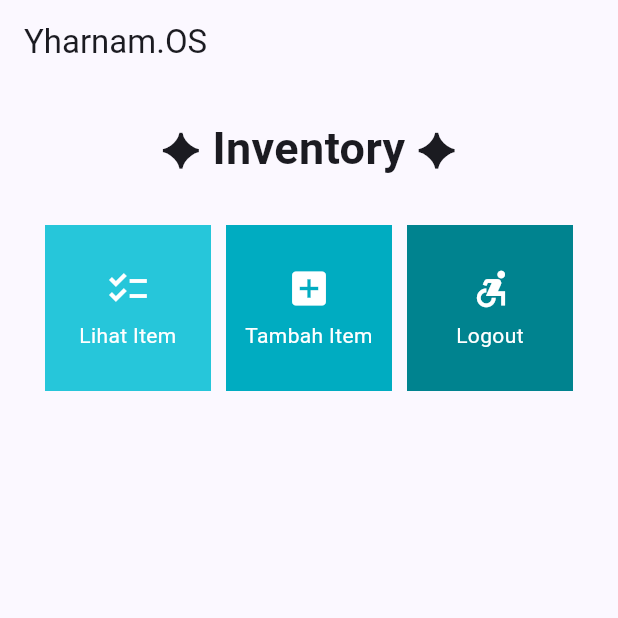
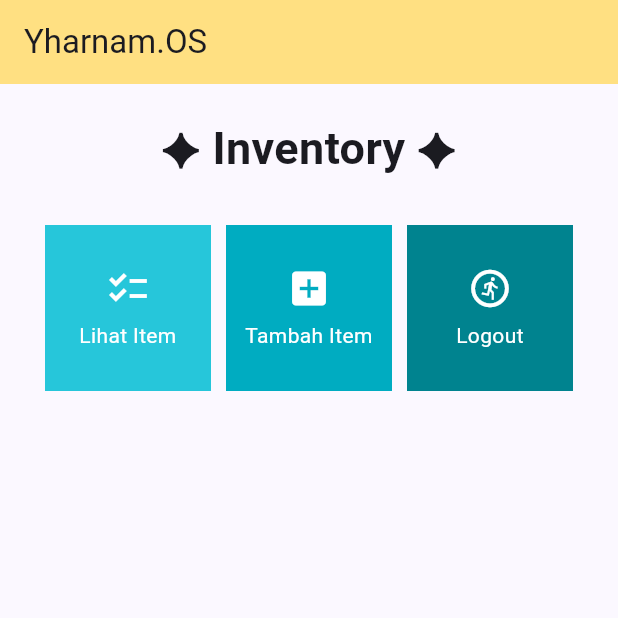
Before and after one commit to MRadhityaUtomo/inventory-mobile, a Flutter app: the screen it shows after launch, on a phone screen of 412 x 824 dp, the top half of it. Run offline on Flutter 3.47's test engine with Material 2 defaults, Android fonts, the phone set to English and light mode, and no system bars.

Commit message:
added stuff

```diff
--- a/lib/menu.dart
+++ b/lib/menu.dart
@@ -22,6 +22,7 @@ class MyHomePage extends StatelessWidget {
   Widget build(BuildContext context) {
     return Scaffold(
       appBar: AppBar(
+        backgroundColor: Colors.amber[200]!,
         title: const Text(
           'Yharnam.OS',
         ),
@@ -76,7 +77,7 @@ class ShopItem {
 
   static final ShopItem lihatItem = ShopItem("Lihat Item", Icons.checklist, Colors.cyan[400]!);
   static final ShopItem tambahItem = ShopItem("Tambah Item", Icons.add_box, Colors.cyan[600]!);
-  static final ShopItem logout = ShopItem("Logout", Icons.accessible_forward_sharp, Colors.cyan[800]!);
+  static final ShopItem logout = ShopItem("Logout", Icons.run_circle_outlined, Colors.cyan[800]!);
 }
 
 class ShopCard extends StatelessWidget {
```
Also changed, not shown: 1 other file.
